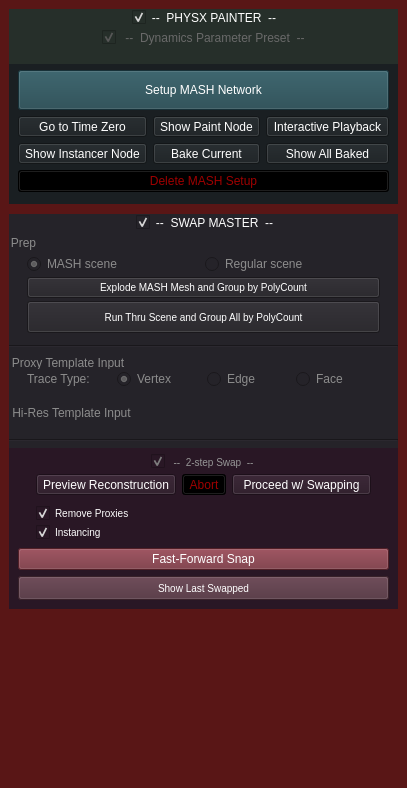
First picture: the form in src/gui/app/setDressMaster/ui.ui, repository mushogenshin/mk_dcc, before the edit.
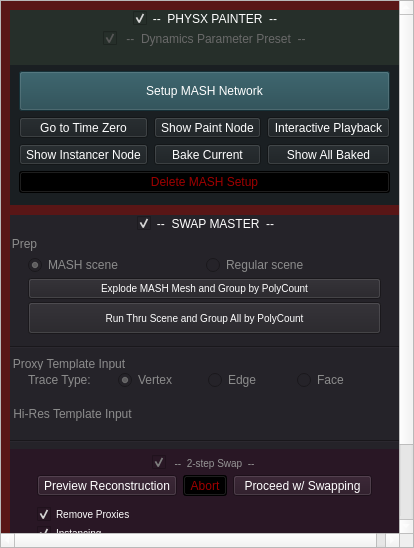
Second picture: the form after the edit. Icons and pictures are not drawn.

Commit message: Added scroll area widget to allow support for poor boys with small desktops

```diff
--- a/src/gui/app/setDressMaster/ui.ui
+++ b/src/gui/app/setDressMaster/ui.ui
@@ -6,8 +6,8 @@
    <rect>
     <x>0</x>
     <y>0</y>
-    <width>380</width>
-    <height>788</height>
+    <width>414</width>
+    <height>548</height>
    </rect>
   </property>
   <property name="windowTitle">
@@ -37,7 +37,40 @@
      <number>0</number>
     </property>
     <item>
-     <widget class="QGroupBox" name="groupBox_6">
+     <widget class="QScrollArea" name="scrollArea">
+      <property name="widgetResizable">
+       <bool>true</bool>
+      </property>
+      <widget class="QWidget" name="scrollAreaWidgetContents">
+       <property name="geometry">
+        <rect>
+         <x>0</x>
+         <y>0</y>
+         <width>395</width>
+         <height>788</height>
+        </rect>
+       </property>
+       <property name="styleSheet">
+        <string notr="true">background-color: rgb(89, 22, 22);</string>
+       </property>
+       <layout class="QVBoxLayout" name="verticalLayout_11">
+        <property name="spacing">
+         <number>0</number>
+        </property>
+        <property name="leftMargin">
+         <number>0</number>
+        </property>
+        <property name="topMargin">
+         <number>0</number>
+        </property>
+        <property name="rightMargin">
+         <number>0</number>
+        </property>
+        <property name="bottomMargin">
+         <number>0</number>
+        </property>
+        <item>
+         <widget class="QGroupBox" name="PhysXPainter_outer_container">
       <property name="styleSheet">
        <string notr="true">background-color: rgb(89, 22, 22);</string>
       </property>
@@ -407,7 +440,7 @@
      </widget>
     </item>
     <item>
-     <widget class="QGroupBox" name="groupBox_7">
+         <widget class="QGroupBox" name="SwapMaster_outer_container">
       <property name="styleSheet">
        <string notr="true">background-color: rgb(89, 22, 22);</string>
       </property>
@@ -961,7 +994,7 @@
      </widget>
     </item>
     <item>
-     <widget class="QGroupBox" name="groupBox_8">
+         <widget class="QGroupBox" name="bottom_buffer_outer_container">
       <property name="sizePolicy">
        <sizepolicy hsizetype="Preferred" vsizetype="Expanding">
         <horstretch>0</horstretch>
@@ -1004,6 +1037,10 @@
         </spacer>
        </item>
       </layout>
+         </widget>
+        </item>
+       </layout>
+      </widget>
      </widget>
     </item>
    </layout>
```
Lines whose indentation alone changed are shown as unchanged. The commit also changes 2 other files.
